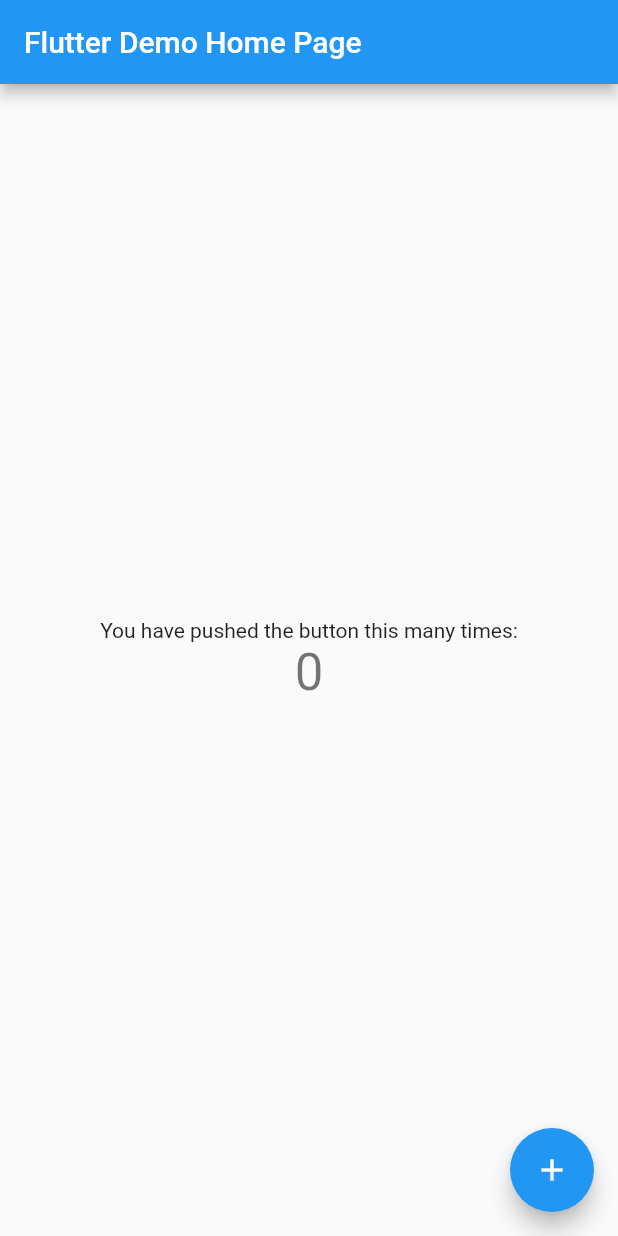
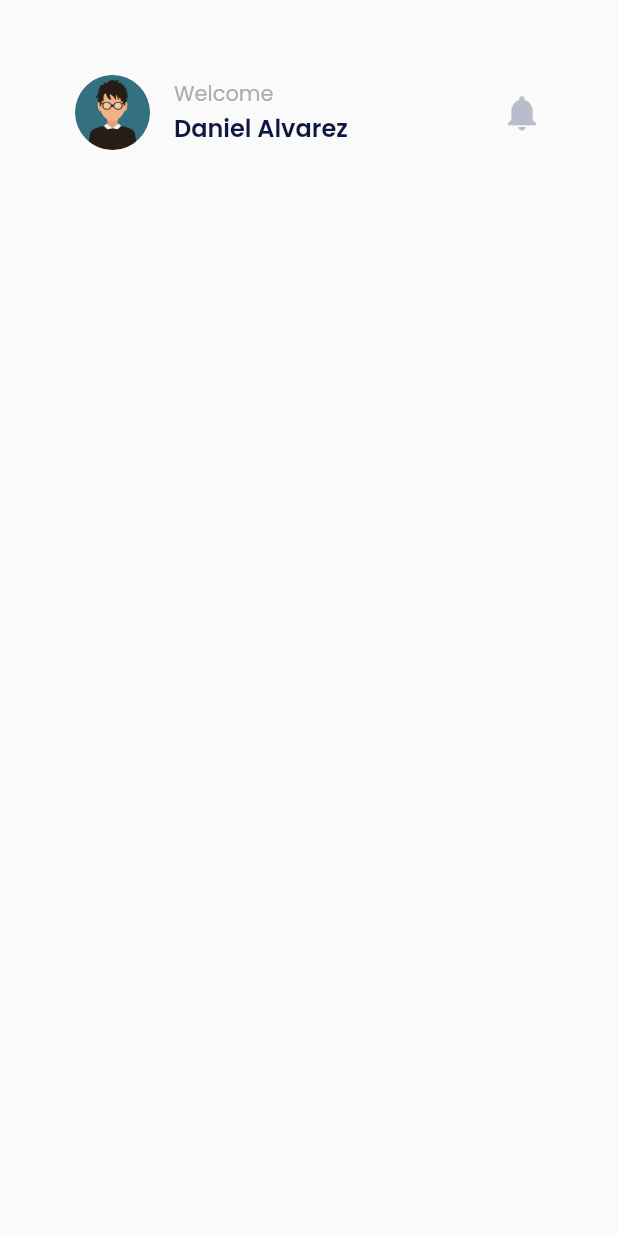
Before and after one commit to djag07907/travel_app, a Flutter app: the screen it shows after launch, on a phone screen of 412 x 824 dp. Run offline on Flutter 3.47's test engine with Material 2 defaults, Android fonts, the light colour scheme and no system bars; our stand-ins replace google_fonts.

Commit message:
Basic heading section, styles, template assets and variables

```diff
--- /dev/null
+++ b/lib/components/heading.dart
@@ -0,0 +1,59 @@
+// <!-- -----------------------------------------------------------------
+// @copyright    (C) 2023 SoAS
+// @file         File.jsx
+// @author       Daniel Alvarez <josamogax@gmail.com>
+// @brief        File description.
+// @details
+// ------------------------------------------------------------------ -->
+
+import 'package:flutter/material.dart';
+import 'package:travel_app/utils/styles.dart';
+
+class HeadingSection extends StatelessWidget {
+  const HeadingSection({super.key});
+
+  @override
+  Widget build(BuildContext context) {
+    return Row(
+      mainAxisAlignment: MainAxisAlignment.spaceBetween,
+      children: [
+        Row(
+          children: [
+            Container(
+              width: 50,
+              height: 50,
+              decoration: BoxDecoration(
+                color: text,
+                borderRadius: BorderRadius.circular(100),
+                image: const DecorationImage(
+                  image: AssetImage('assets/images/user.png'),
+                ),
+              ),
+            ),
+            SizedBox(
+              width: small,
+            ),
+            Column(
+              crossAxisAlignment: CrossAxisAlignment.start,
+              children: [
+                Text(
+                  'Welcome',
+                  style: p1,
+                ),
+                Text(
+                  'Daniel Alvarez',
+                  style: heading3,
+                )
+              ],
+            ),
+          ],
+        ),
+        Icon(
+          Icons.notifications,
+          color: icon,
+          size: 28,
+        )
+      ],
+    );
+  }
+}
--- a/lib/main.dart
+++ b/lib/main.dart
@@ -1,4 +1,13 @@
+// <!-- -----------------------------------------------------------------
+// @copyright    (C) 2023 SoAS
+// @file         File.jsx
+// @author       Daniel Alvarez <josamogax@gmail.com>
+// @brief        File description.
+// @details
+// ------------------------------------------------------------------ -->
+
 import 'package:flutter/material.dart';
+import 'package:travel_app/pages/HomePage.dart';
 
 void main() {
   runApp(const MyApp());
@@ -7,109 +16,11 @@
 class MyApp extends StatelessWidget {
   const MyApp({super.key});
 
-  // This widget is the root of your application.
   @override
   Widget build(BuildContext context) {
-    return MaterialApp(
-      title: 'Flutter Demo',
-      theme: ThemeData(
-        // This is the theme of your application.
-        //
-        // Try running your application with "flutter run". You'll see the
-        // application has a blue toolbar. Then, without quitting the app, try
-        // changing the primarySwatch below to Colors.green and then invoke
-        // "hot reload" (press "r" in the console where you ran "flutter run",
-        // or simply save your changes to "hot reload" in a Flutter IDE).
-        // Notice that the counter didn't reset back to zero; the application
-        // is not restarted.
-        primarySwatch: Colors.blue,
-      ),
-      home: const MyHomePage(title: 'Flutter Demo Home Page'),
+    return const MaterialApp(
+      debugShowCheckedModeBanner: false,
+      home: HomePage(),
     );
   }
 }
-
-class MyHomePage extends StatefulWidget {
-  const MyHomePage({super.key, required this.title});
-
-  // This widget is the home page of your application. It is stateful, meaning
-  // that it has a State object (defined below) that contains fields that affect
-  // how it looks.
-
-  // This class is the configuration for the state. It holds the values (in this
-  // case the title) provided by the parent (in this case the App widget) and
-  // used by the build method of the State. Fields in a Widget subclass are
-  // always marked "final".
-
-  final String title;
-
-  @override
-  State<MyHomePage> createState() => _MyHomePageState();
-}
-
-class _MyHomePageState extends State<MyHomePage> {
-  int _counter = 0;
-
-  void _incrementCounter() {
-    setState(() {
-      // This call to setState tells the Flutter framework that something has
-      // changed in this State, which causes it to rerun the build method below
-      // so that the display can reflect the updated values. If we changed
-      // _counter without calling setState(), then the build method would not be
-      // called again, and so nothing would appear to happen.
-      _counter++;
-    });
-  }
-
-  @override
-  Widget build(BuildContext context) {
-    // This method is rerun every time setState is called, for instance as done
-    // by the _incrementCounter method above.
-    //
-    // The Flutter framework has been optimized to make rerunning build methods
-    // fast, so that you can just rebuild anything that needs updating rather
-    // than having to individually change instances of widgets.
-    return Scaffold(
-      appBar: AppBar(
-        // Here we take the value from the MyHomePage object that was created by
-        // the App.build method, and use it to set our appbar title.
-        title: Text(widget.title),
-      ),
-      body: Center(
-        // Center is a layout widget. It takes a single child and positions it
-        // in the middle of the parent.
-        child: Column(
-          // Column is also a layout widget. It takes a list of children and
-          // arranges them vertically. By default, it sizes itself to fit its
-          // children horizontally, and tries to be as tall as its parent.
-          //
-          // Invoke "debug painting" (press "p" in the console, choose the
-          // "Toggle Debug Paint" action from the Flutter Inspector in Android
-          // Studio, or the "Toggle Debug Paint" command in Visual Studio Code)
-          // to see the wireframe for each widget.
-          //
-          // Column has various properties to control how it sizes itself and
-          // how it positions its children. Here we use mainAxisAlignment to
-          // center the children vertically; the main axis here is the vertical
-          // axis because Columns are vertical (the cross axis would be
-          // horizontal).
-          mainAxisAlignment: MainAxisAlignment.center,
-          children: <Widget>[
-            const Text(
-              'You have pushed the button this many times:',
-            ),
-            Text(
-              '$_counter',
-              style: Theme.of(context).textTheme.headline4,
-            ),
-          ],
-        ),
-      ),
-      floatingActionButton: FloatingActionButton(
-        onPressed: _incrementCounter,
-        tooltip: 'Increment',
-        child: const Icon(Icons.add),
-      ), // This trailing comma makes auto-formatting nicer for build methods.
-    );
-  }
-}
--- /dev/null
+++ b/lib/pages/homePage.dart
@@ -0,0 +1,36 @@
+// <!-- -----------------------------------------------------------------
+// @copyright    (C) 2023 SoAS
+// @file         File.jsx
+// @author       Daniel Alvarez <josamogax@gmail.com>
+// @brief        File description.
+// @details
+// ------------------------------------------------------------------ -->
+
+import 'package:flutter/material.dart';
+import 'package:travel_app/components/heading.dart';
+import 'package:travel_app/utils/styles.dart';
+
+class HomePage extends StatefulWidget {
+  const HomePage({super.key});
+
+  @override
+  State<HomePage> createState() => _HomePageState();
+}
+
+class _HomePageState extends State<HomePage> {
+  @override
+  Widget build(BuildContext context) {
+    return Scaffold(
+      body: SafeArea(
+        child: Padding(
+          padding: EdgeInsets.only(left: medium, top: 50, right: medium),
+          child: Column(
+            children: const [
+              HeadingSection(),
+            ],
+          ),
+        ),
+      ),
+    );
+  }
+}
--- /dev/null
+++ b/lib/utils/styles.dart
@@ -0,0 +1,38 @@
+// <!-- -----------------------------------------------------------------
+// @copyright    (C) 2023 SoAS
+// @file         File.jsx
+// @author       Daniel Alvarez <josamogax@gmail.com>
+// @brief        File description.
+// @details
+// ------------------------------------------------------------------ -->
+
+import 'package:flutter/material.dart';
+import 'package:google_fonts/google_fonts.dart';
+
+// Colors
+var accent = const Color(0xFF18A5FD);
+var accentLight = const Color(0xFF66ACE9);
+var heading = const Color(0xFF0F1641);
+var text = const Color(0xFFAAAAAAA);
+var icon = const Color(0xFFB8BCCB);
+var background = const Color(0xFFF8FAF8);
+var white = const Color(0xFFFFFFFF);
+var black = const Color(0xFF000000);
+
+// Text Styles
+TextStyle heading1 = GoogleFonts.poppins(fontWeight: FontWeight.w600, color: heading, fontSize: 20);
+TextStyle heading2 = GoogleFonts.poppins(fontWeight: FontWeight.w600, color: heading, fontSize: 18);
+TextStyle heading3 = GoogleFonts.poppins(fontWeight: FontWeight.w600, color: heading, fontSize: 16);
+TextStyle heading4 = GoogleFonts.poppins(fontWeight: FontWeight.w600, color: heading, fontSize: 14);
+
+// Paragraph Styles
+TextStyle pBold = GoogleFonts.poppins(fontSize: 18, fontWeight: FontWeight.w700, color: white);
+TextStyle p1 = GoogleFonts.poppins(fontSize: 14, fontWeight: FontWeight.w400, color: text);
+TextStyle p2 = GoogleFonts.poppins(fontSize: 12, fontWeight: FontWeight.w400, color: text);
+TextStyle p3 = GoogleFonts.poppins(fontSize: 10, fontWeight: FontWeight.w400, color: text);
+TextStyle pLocation = GoogleFonts.poppins(fontSize: 10, fontWeight: FontWeight.w400, color: text);
+
+// Gap
+var medium = 50.0;
+var small = 16.0;
+var xsmall = 10.0;
```
Also changed, not shown: pubspec.yaml (+5 -6 lines), assets/images/4243092.jpg (added), assets/images/4243126.jpg (added), assets/images/4280591.jpg (added), assets/images/4282077.jpg (added), assets/images/user.png (added), pubspec.lock, 1 other file.
